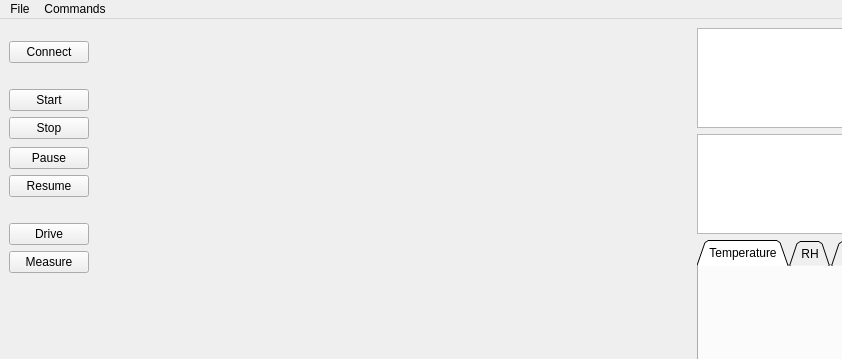
Old version of the form GUI3/MMS_Control/mainwindow.ui in the repository casper2002casper/MSS; both pictures show x 0 to 842 and y 0 to 359 of the 962 by 656 pixel window.
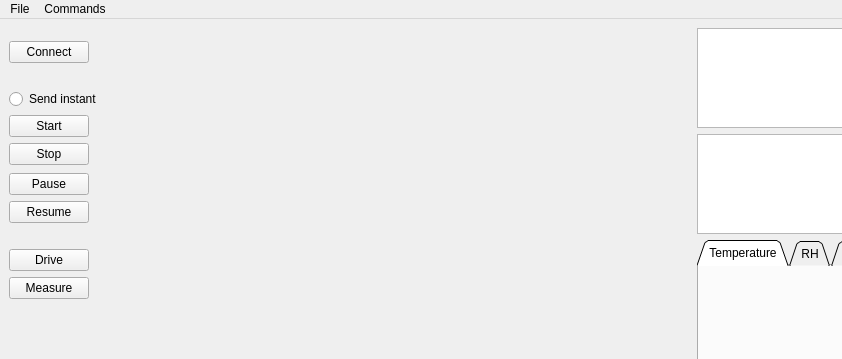
New version of the form.

The edit to the form file:
```diff
--- a/GUI3/MMS_Control/mainwindow.ui
+++ b/GUI3/MMS_Control/mainwindow.ui
@@ -215,6 +215,13 @@
         </property>
        </spacer>
       </item>
+      <item>
+       <widget class="QRadioButton" name="sendInstant">
+        <property name="text">
+         <string>Send instant</string>
+        </property>
+       </widget>
+      </item>
       <item>
        <widget class="QPushButton" name="startButton">
         <property name="sizePolicy">
```
Left out of the diff: 2 changed lines with no effect on the pictures.
